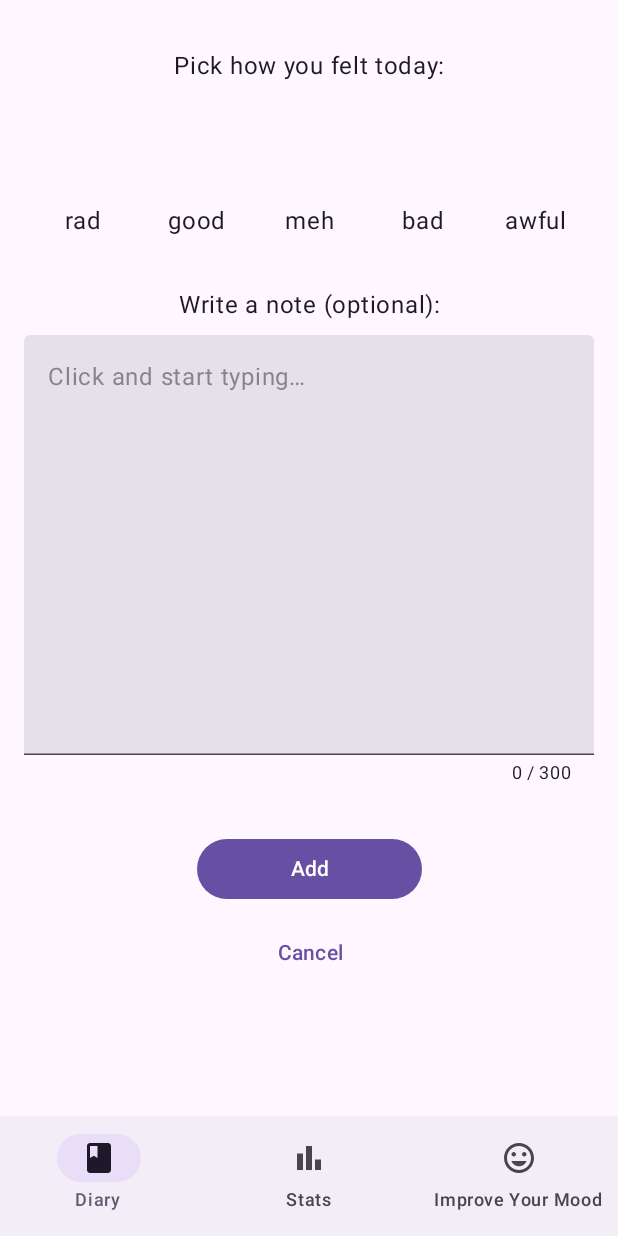
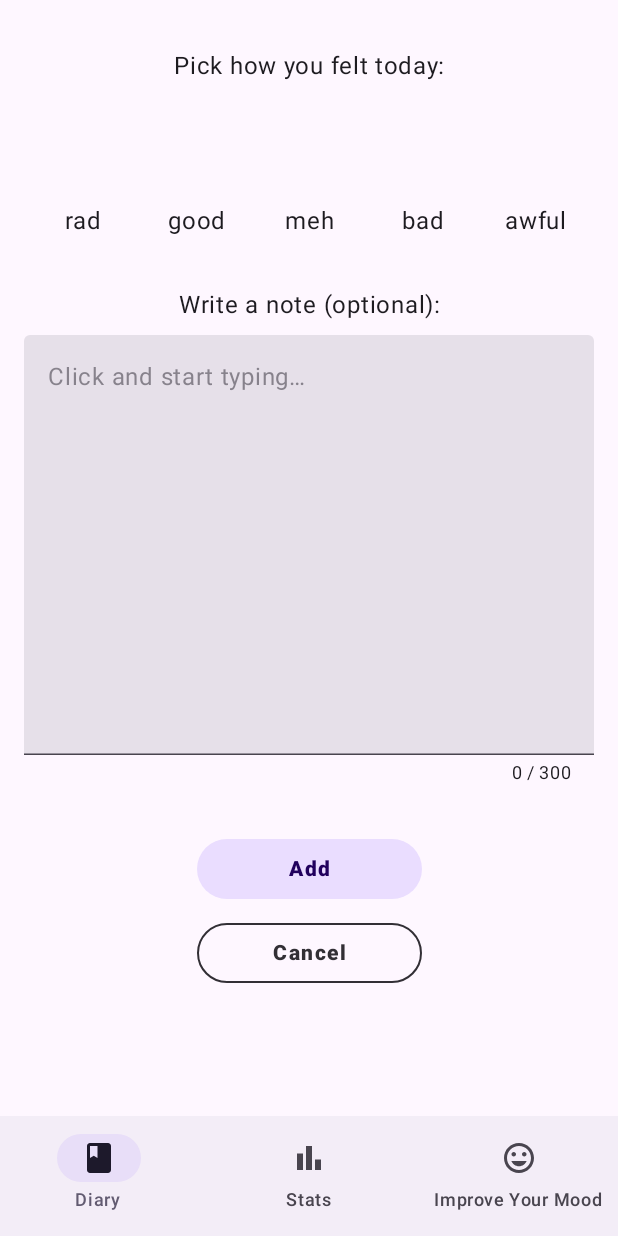
Before and after one commit to matdziu/Moodline, an Android app built with Jetpack Compose: the AddEntryRoute screen opened through its navigation route, on a phone screen of 412 x 824 dp. Run offline under Robolectric (Android 15) with nearby library versions, the phone set to English and light mode, and no system bars; our stand-ins replace Dagger/Hilt's generated code.

Commit message:
Make buttons look better

```diff
--- a/add-entry/src/main/kotlin/com/addentry/AddEntryScreen.kt
+++ b/add-entry/src/main/kotlin/com/addentry/AddEntryScreen.kt
@@ -9,10 +9,7 @@ import androidx.compose.foundation.layout.padding
 import androidx.compose.foundation.layout.width
 import androidx.compose.foundation.rememberScrollState
 import androidx.compose.foundation.verticalScroll
-import androidx.compose.material3.Button
-import androidx.compose.material3.MaterialTheme
 import androidx.compose.material3.Text
-import androidx.compose.material3.TextButton
 import androidx.compose.runtime.Composable
 import androidx.compose.runtime.getValue
 import androidx.compose.ui.Alignment
@@ -25,6 +22,8 @@ import androidx.lifecycle.compose.collectAsStateWithLifecycle
 import com.common.constants.MAX_CHAR_LENGTH_OF_DIARY_ENTRY
 import com.designsystem.components.EmotionPicker
 import com.designsystem.components.EmotionSymbol
+import com.designsystem.components.MoodlineButton
+import com.designsystem.components.MoodlineOutlinedButton
 import com.designsystem.components.TextFieldWithCharLimit
 import com.designsystem.extensions.toEmotion
 import com.designsystem.extensions.toEmotionSymbol
@@ -88,32 +87,20 @@ internal fun AddEntryScreen(
             maxCharLimit = MAX_CHAR_LENGTH_OF_DIARY_ENTRY,
         )
         Spacer(modifier = Modifier.height(32.dp))
-        Button(
+        MoodlineButton(
+            text = stringResource(id = R.string.add_entry_save_button),
             modifier = Modifier
                 .width(150.dp)
                 .align(Alignment.CenterHorizontally),
             onClick = { /*TODO*/ }
-        ) {
-            Text(
-                modifier = Modifier.align(Alignment.CenterVertically),
-                text = stringResource(id = R.string.add_entry_save_button),
-                textAlign = TextAlign.Center,
-                style = MaterialTheme.typography.labelLarge
-            )
-        }
+        )
         Spacer(modifier = Modifier.height(8.dp))
-        TextButton(
+        MoodlineOutlinedButton(
+            text = stringResource(id = R.string.cancel_entry_save_button),
             modifier = Modifier
                 .width(150.dp)
                 .align(Alignment.CenterHorizontally),
             onClick = { /*TODO*/ }
-        ) {
-            Text(
-                modifier = Modifier.align(Alignment.CenterVertically),
-                text = stringResource(id = R.string.cancel_entry_save_button),
-                textAlign = TextAlign.Center,
-                style = MaterialTheme.typography.labelLarge
-            )
-        }
+        )
     }
 }
--- /dev/null
+++ b/design-system/src/main/kotlin/com/designsystem/components/MoodlineButton.kt
@@ -0,0 +1,62 @@
+package com.designsystem.components
+
+import android.content.res.Configuration
+import androidx.compose.foundation.layout.Column
+import androidx.compose.material3.Button
+import androidx.compose.material3.ButtonColors
+import androidx.compose.material3.MaterialTheme
+import androidx.compose.material3.Text
+import androidx.compose.runtime.Composable
+import androidx.compose.ui.Modifier
+import androidx.compose.ui.text.font.FontWeight
+import androidx.compose.ui.tooling.preview.Preview
+import androidx.compose.ui.unit.sp
+import com.designsystem.theme.MoodlineTheme
+
+@Composable
+fun MoodlineButton(
+    text: String,
+    onClick: () -> Unit,
+    modifier: Modifier = Modifier,
+    enabled: Boolean = true,
+) {
+    Button(
+        onClick = onClick,
+        modifier = modifier,
+        enabled = enabled,
+        colors = ButtonColors(
+            contentColor = MaterialTheme.colorScheme.onPrimaryContainer,
+            containerColor = MaterialTheme.colorScheme.primaryContainer,
+            disabledContentColor = MaterialTheme.colorScheme.onPrimaryContainer.copy(alpha = 0.8f),
+            disabledContainerColor = MaterialTheme.colorScheme.primaryContainer.copy(alpha = 0.6f),
+        )
+    ) {
+        Text(
+            text = text,
+            letterSpacing = 1.sp,
+            fontWeight = FontWeight.ExtraBold,
+        )
+    }
+}
+
+@Preview(uiMode = Configuration.UI_MODE_NIGHT_NO)
+@Composable
+private fun MoodlineButtonPreviewLightMode() {
+    MoodlineTheme {
+        Column {
+            MoodlineButton(text = "Test Enabled", enabled = true, onClick = { /*TODO*/ })
+            MoodlineButton(text = "Test Disabled", enabled = false, onClick = { /*TODO*/ })
+        }
+    }
+}
+
+@Preview(uiMode = Configuration.UI_MODE_NIGHT_YES)
+@Composable
+private fun MoodlineButtonPreviewDarkMode() {
+    MoodlineTheme {
+        Column {
+            MoodlineButton(text = "Test Enabled", enabled = true, onClick = { /*TODO*/ })
+            MoodlineButton(text = "Test Disabled", enabled = false, onClick = { /*TODO*/ })
+        }
+    }
+}
--- /dev/null
+++ b/design-system/src/main/kotlin/com/designsystem/components/MoodlineOutlinedButton.kt
@@ -0,0 +1,70 @@
+package com.designsystem.components
+
+import android.content.res.Configuration
+import androidx.compose.foundation.BorderStroke
+import androidx.compose.foundation.layout.Column
+import androidx.compose.material3.ButtonColors
+import androidx.compose.material3.MaterialTheme
+import androidx.compose.material3.OutlinedButton
+import androidx.compose.material3.Text
+import androidx.compose.runtime.Composable
+import androidx.compose.ui.Modifier
+import androidx.compose.ui.graphics.Color
+import androidx.compose.ui.text.font.FontWeight
+import androidx.compose.ui.tooling.preview.Preview
+import androidx.compose.ui.unit.dp
+import androidx.compose.ui.unit.sp
+import com.designsystem.theme.MoodlineTheme
+
+@Composable
+fun MoodlineOutlinedButton(
+    text: String,
+    onClick: () -> Unit,
+    modifier: Modifier = Modifier,
+    enabled: Boolean = true,
+) {
+    OutlinedButton(
+        onClick = onClick,
+        modifier = modifier,
+        enabled = enabled,
+        colors = ButtonColors(
+            contentColor = MaterialTheme.colorScheme.inverseSurface,
+            containerColor = Color.Transparent,
+            disabledContentColor = MaterialTheme.colorScheme.inverseSurface.copy(alpha = 0.3f),
+            disabledContainerColor = Color.Transparent,
+        ),
+        border = BorderStroke(
+            width = 1.dp,
+            color = MaterialTheme.colorScheme.inverseSurface,
+        )
+    ) {
+        Text(
+            text = text,
+            letterSpacing = 1.sp,
+            fontWeight = FontWeight.ExtraBold,
+        )
+    }
+}
+
+
+@Preview(uiMode = Configuration.UI_MODE_NIGHT_NO)
+@Composable
+private fun MoodlineOutlinedButtonPreviewLightMode() {
+    MoodlineTheme {
+        Column {
+            MoodlineOutlinedButton(text = "Test Enabled", enabled = true, onClick = { /*TODO*/ })
+            MoodlineOutlinedButton(text = "Test Disabled", enabled = false, onClick = { /*TODO*/ })
+        }
+    }
+}
+
+@Preview(uiMode = Configuration.UI_MODE_NIGHT_YES)
+@Composable
+private fun MoodlineOutlinedButtonPreviewDarkMode() {
+    MoodlineTheme {
+        Column {
+            MoodlineOutlinedButton(text = "Test Enabled", enabled = true, onClick = { /*TODO*/ })
+            MoodlineOutlinedButton(text = "Test Disabled", enabled = false, onClick = { /*TODO*/ })
+        }
+    }
+}
```
